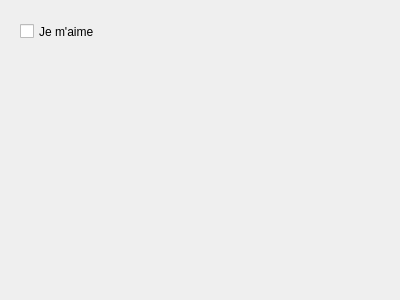
Old version of the form widget.ui in the repository bisthebis/Qt-Test.
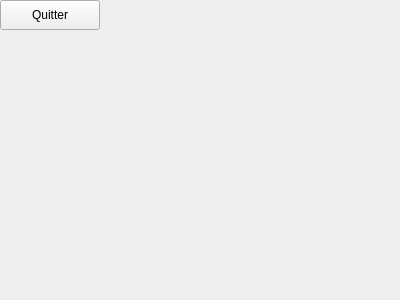
New version of the form.

What changed in the file:
```diff
--- a/widget.ui
+++ b/widget.ui
@@ -13,17 +13,17 @@
   <property name="windowTitle">
    <string>Widget</string>
   </property>
-  <widget class="QCheckBox" name="checkBox">
+  <widget class="QPushButton" name="pushButton">
    <property name="geometry">
     <rect>
-     <x>20</x>
-     <y>20</y>
-     <width>111</width>
-     <height>23</height>
+     <x>0</x>
+     <y>0</y>
+     <width>100</width>
+     <height>30</height>
     </rect>
    </property>
    <property name="text">
-    <string>Je m'aime</string>
+    <string>Quitter</string>
    </property>
   </widget>
  </widget>
```
